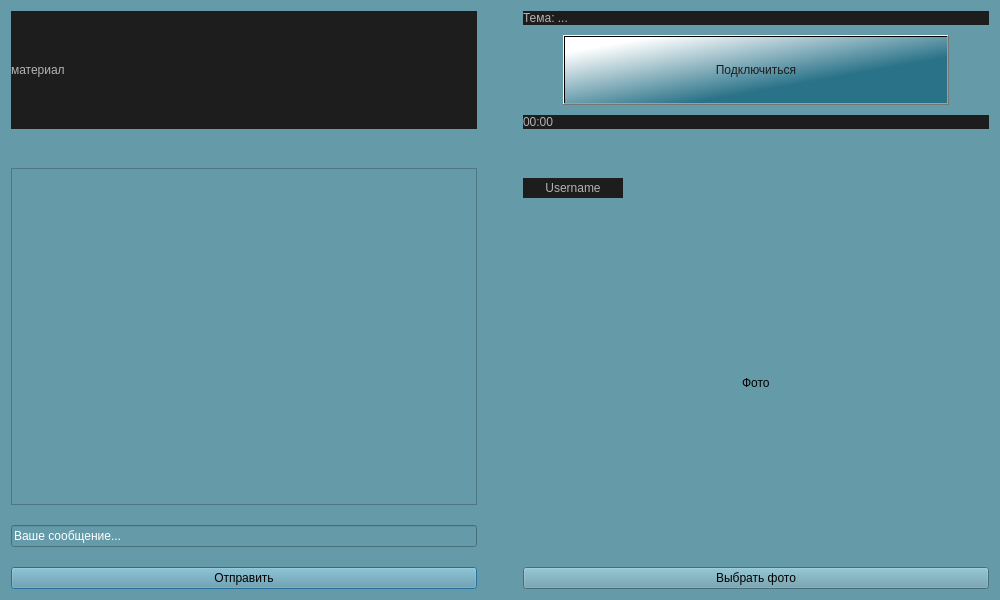
Above: Client/jeducation-v0.1/learning.ui from Avedik/Desktop-application-IEducation before the change. Below: the same form after it.
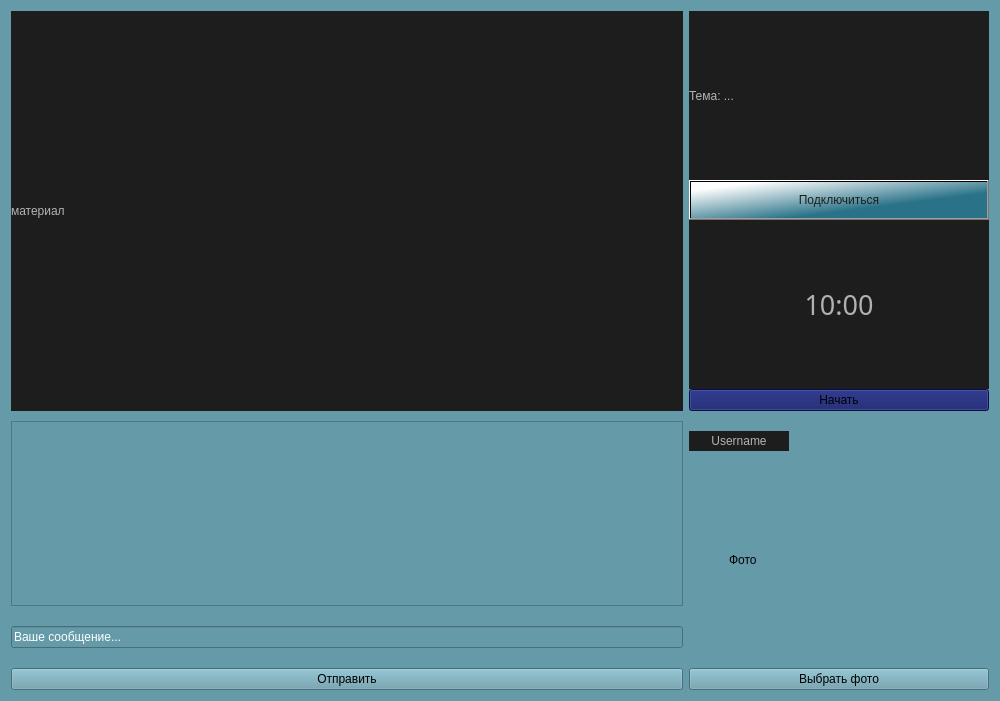
That is the form after the change.

Commit message: Оживил таймер и подправил компоновку

Diff of the .ui file:
```diff
--- a/Client/jeducation-v0.1/learning.ui
+++ b/Client/jeducation-v0.1/learning.ui
@@ -26,26 +26,120 @@
    <property name="verticalSpacing">
     <number>10</number>
    </property>
+   <item row="0" column="1">
+    <layout class="QVBoxLayout" name="verticalLayout_2">
+     <item>
+      <widget class="QLabel" name="label">
+       <property name="minimumSize">
+        <size>
+         <width>0</width>
+         <height>100</height>
+        </size>
+       </property>
+       <property name="maximumSize">
+        <size>
+         <width>400</width>
+         <height>16777215</height>
+        </size>
+       </property>
+       <property name="styleSheet">
+        <string notr="true">color: rgb(179, 179, 179);
+background-color: rgb(29, 29, 29);</string>
+       </property>
+       <property name="text">
+        <string>Тема: ...</string>
+       </property>
+      </widget>
+     </item>
+     <item>
+      <layout class="QHBoxLayout" name="horizontalLayout_3">
+       <item>
+        <widget class="QPushButton" name="connectButton">
+         <property name="sizePolicy">
+          <sizepolicy hsizetype="Maximum" vsizetype="Maximum">
+           <horstretch>0</horstretch>
+           <verstretch>0</verstretch>
+          </sizepolicy>
+         </property>
+         <property name="minimumSize">
+          <size>
+           <width>300</width>
+           <height>30</height>
+          </size>
+         </property>
+         <property name="maximumSize">
+          <size>
+           <width>450</width>
+           <height>40</height>
+          </size>
+         </property>
+         <property name="styleSheet">
+          <string notr="true">background-color: qlineargradient(spread:pad, x1:0.652, y1:0.67, x2:0.096, y2:0.136227, stop:0 rgba(41, 114, 136, 255), stop:1 rgba(255, 255, 255, 255));
+color: rgb(29, 29, 29);</string>
+         </property>
+         <property name="text">
+          <string>Подключиться</string>
+         </property>
+        </widget>
+       </item>
+      </layout>
+     </item>
+     <item>
+      <layout class="QHBoxLayout" name="horizontalLayout_2">
+       <item>
+        <widget class="QLabel" name="label_6">
+         <property name="font">
+          <font>
+           <family>Bahnschrift</family>
+           <pointsize>20</pointsize>
+           <bold>false</bold>
+          </font>
+         </property>
+         <property name="layoutDirection">
+          <enum>Qt::LeftToRight</enum>
+         </property>
+         <property name="styleSheet">
+          <string notr="true">background-color: rgb(29, 29, 29);
+color: rgb(177, 177, 177);</string>
+         </property>
+         <property name="text">
+          <string>10:00</string>
+         </property>
+         <property name="alignment">
+          <set>Qt::AlignCenter</set>
+         </property>
+        </widget>
+       </item>
+      </layout>
+     </item>
+     <item>
+      <widget class="QPushButton" name="pushButton">
+       <property name="styleSheet">
+        <string notr="true">background-color: rgb(11, 20, 99);</string>
+       </property>
+       <property name="text">
+        <string>Начать</string>
+       </property>
+      </widget>
+     </item>
+    </layout>
+   </item>
    <item row="1" column="0">
-    <spacer name="verticalSpacer">
-     <property name="orientation">
-      <enum>Qt::Vertical</enum>
-     </property>
-     <property name="sizeType">
-      <enum>QSizePolicy::Fixed</enum>
-     </property>
-     <property name="sizeHint" stdset="0">
-      <size>
-       <width>20</width>
-       <height>29</height>
-      </size>
-     </property>
-    </spacer>
-   </item>
-   <item row="2" column="0">
     <layout class="QVBoxLayout" name="verticalLayout_3">
      <item>
       <widget class="QListView" name="chatView">
+       <property name="minimumSize">
+        <size>
+         <width>250</width>
+         <height>185</height>
+        </size>
+       </property>
+       <property name="maximumSize">
+        <size>
+         <width>16777215</width>
+         <height>200</height>
+        </size>
+       </property>
        <property name="styleSheet">
         <string notr="true">color: rgb(255, 255, 255);</string>
        </property>
@@ -56,6 +150,9 @@
        <property name="orientation">
         <enum>Qt::Horizontal</enum>
        </property>
+       <property name="sizeType">
+        <enum>QSizePolicy::Expanding</enum>
+       </property>
        <property name="sizeHint" stdset="0">
         <size>
          <width>40</width>
@@ -105,22 +202,7 @@
      </item>
     </layout>
    </item>
-   <item row="0" column="0">
-    <layout class="QVBoxLayout" name="verticalLayout_4">
-     <item>
-      <widget class="QLabel" name="label_5">
-       <property name="styleSheet">
-        <string notr="true">color: rgb(179, 179, 179);
-background-color: rgb(29, 29, 29);</string>
-       </property>
-       <property name="text">
-        <string>материал</string>
-       </property>
-      </widget>
-     </item>
-    </layout>
-   </item>
-   <item row="2" column="2">
+   <item row="1" column="1">
     <layout class="QVBoxLayout" name="verticalLayout">
      <property name="spacing">
       <number>5</number>
@@ -131,7 +213,7 @@
      <item>
       <widget class="QLabel" name="label_3">
        <property name="sizePolicy">
-        <sizepolicy hsizetype="Minimum" vsizetype="Minimum">
+        <sizepolicy hsizetype="Preferred" vsizetype="Expanding">
          <horstretch>0</horstretch>
          <verstretch>0</verstretch>
         </sizepolicy>
@@ -168,6 +250,9 @@
          <property name="orientation">
           <enum>Qt::Horizontal</enum>
          </property>
+         <property name="sizeType">
+          <enum>QSizePolicy::Fixed</enum>
+         </property>
          <property name="sizeHint" stdset="0">
           <size>
            <width>40</width>
@@ -188,6 +273,9 @@
          <property name="orientation">
           <enum>Qt::Horizontal</enum>
          </property>
+         <property name="sizeType">
+          <enum>QSizePolicy::Fixed</enum>
+         </property>
          <property name="sizeHint" stdset="0">
           <size>
            <width>40</width>
@@ -202,6 +290,12 @@
       <layout class="QHBoxLayout" name="horizontalLayout">
        <item>
         <widget class="QPushButton" name="chooseButton">
+         <property name="maximumSize">
+          <size>
+           <width>400</width>
+           <height>16777215</height>
+          </size>
+         </property>
          <property name="text">
           <string>Выбрать фото</string>
          </property>
@@ -211,147 +305,25 @@
      </item>
     </layout>
    </item>
-   <item row="2" column="1">
-    <spacer name="horizontalSpacer_3">
-     <property name="orientation">
-      <enum>Qt::Horizontal</enum>
-     </property>
-     <property name="sizeType">
-      <enum>QSizePolicy::Fixed</enum>
-     </property>
-     <property name="sizeHint" stdset="0">
-      <size>
-       <width>40</width>
-       <height>20</height>
-      </size>
-     </property>
-    </spacer>
-   </item>
-   <item row="0" column="2">
-    <layout class="QVBoxLayout" name="verticalLayout_2">
+   <item row="0" column="0">
+    <layout class="QVBoxLayout" name="verticalLayout_4">
      <item>
-      <widget class="QLabel" name="label">
+      <widget class="QLabel" name="label_5">
+       <property name="minimumSize">
+        <size>
+         <width>400</width>
+         <height>400</height>
+        </size>
+       </property>
        <property name="styleSheet">
         <string notr="true">color: rgb(179, 179, 179);
 background-color: rgb(29, 29, 29);</string>
        </property>
        <property name="text">
-        <string>Тема: ...</string>
+        <string>материал</string>
        </property>
       </widget>
      </item>
-     <item>
-      <spacer name="verticalSpacer_2">
-       <property name="orientation">
-        <enum>Qt::Vertical</enum>
-       </property>
-       <property name="sizeType">
-        <enum>QSizePolicy::Fixed</enum>
-       </property>
-       <property name="sizeHint" stdset="0">
-        <size>
-         <width>20</width>
-         <height>10</height>
-        </size>
-       </property>
-      </spacer>
-     </item>
-     <item>
-      <layout class="QHBoxLayout" name="horizontalLayout_3">
-       <item>
-        <spacer name="horizontalSpacer">
-         <property name="orientation">
-          <enum>Qt::Horizontal</enum>
-         </property>
-         <property name="sizeType">
-          <enum>QSizePolicy::Fixed</enum>
-         </property>
-         <property name="sizeHint" stdset="0">
-          <size>
-           <width>40</width>
-           <height>20</height>
-          </size>
-         </property>
-        </spacer>
-       </item>
-       <item>
-        <widget class="QPushButton" name="connectButton">
-         <property name="sizePolicy">
-          <sizepolicy hsizetype="Maximum" vsizetype="Maximum">
-           <horstretch>0</horstretch>
-           <verstretch>0</verstretch>
-          </sizepolicy>
-         </property>
-         <property name="minimumSize">
-          <size>
-           <width>300</width>
-           <height>70</height>
-          </size>
-         </property>
-         <property name="maximumSize">
-          <size>
-           <width>450</width>
-           <height>150</height>
-          </size>
-         </property>
-         <property name="styleSheet">
-          <string notr="true">background-color: qlineargradient(spread:pad, x1:0.652, y1:0.67, x2:0.096, y2:0.136227, stop:0 rgba(41, 114, 136, 255), stop:1 rgba(255, 255, 255, 255));
-color: rgb(29, 29, 29);</string>
-         </property>
-         <property name="text">
-          <string>Подключиться</string>
-         </property>
-        </widget>
-       </item>
-       <item>
-        <spacer name="horizontalSpacer_2">
-         <property name="orientation">
-          <enum>Qt::Horizontal</enum>
-         </property>
-         <property name="sizeType">
-          <enum>QSizePolicy::Fixed</enum>
-         </property>
-         <property name="sizeHint" stdset="0">
-          <size>
-           <width>40</width>
-           <height>20</height>
-          </size>
-         </property>
-        </spacer>
-       </item>
-      </layout>
-     </item>
-     <item>
-      <spacer name="verticalSpacer_3">
-       <property name="orientation">
-        <enum>Qt::Vertical</enum>
-       </property>
-       <property name="sizeType">
-        <enum>QSizePolicy::Fixed</enum>
-       </property>
-       <property name="sizeHint" stdset="0">
-        <size>
-         <width>20</width>
-         <height>10</height>
-        </size>
-       </property>
-      </spacer>
-     </item>
-     <item>
-      <layout class="QHBoxLayout" name="horizontalLayout_2">
-       <item>
-        <widget class="QLabel" name="label_6">
-         <property name="styleSheet">
-          <string notr="true">background-color: rgb(29, 29, 29);
-color: rgb(177, 177, 177);</string>
-         </property>
-         <property name="text">
-          <string>00:00</string>
-         </property>
-        </widget>
-       </item>
-      </layout>
-     </item>
     </layout>
    </item>
   </layout>
```
The commit also changes 2 other files.
